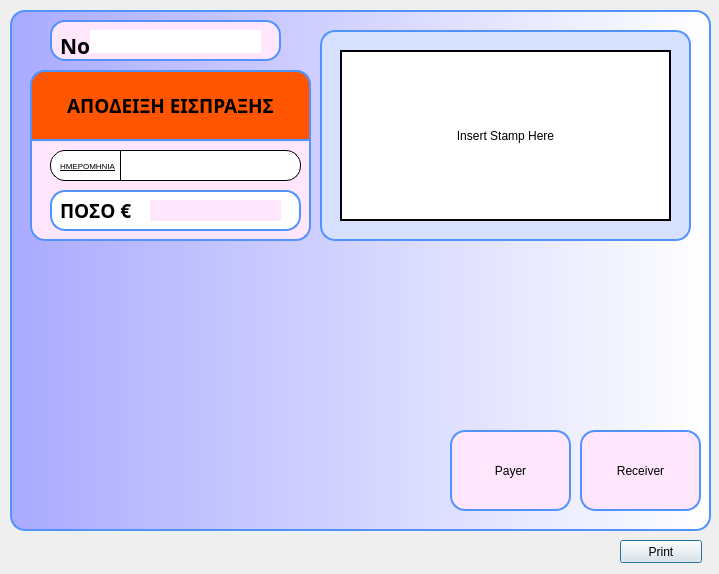
This is E_Receipts/receivemoneydialog.ui in MrRisoni/Gauss as Qt 5 draws it before an edit. The edited form follows.
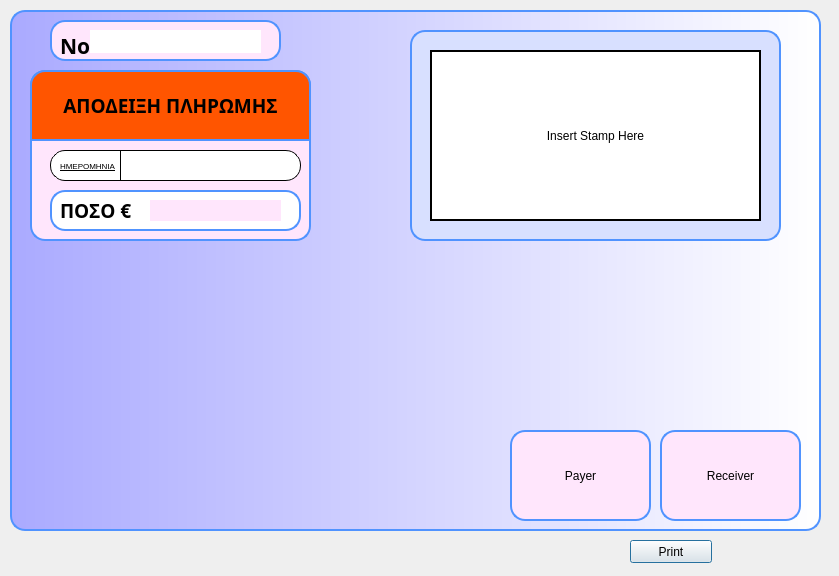
This is the edited form.

Commit message: enlarged e-receipts

Diff of the .ui file:
```diff
--- a/E_Receipts/receivemoneydialog.ui
+++ b/E_Receipts/receivemoneydialog.ui
@@ -6,8 +6,8 @@
    <rect>
     <x>0</x>
     <y>0</y>
-    <width>719</width>
-    <height>574</height>
+    <width>839</width>
+    <height>576</height>
    </rect>
   </property>
   <property name="windowTitle">
@@ -18,7 +18,7 @@
     <rect>
      <x>10</x>
      <y>10</y>
-     <width>701</width>
+     <width>811</width>
      <height>521</height>
     </rect>
    </property>
@@ -186,7 +186,7 @@
 </string>
      </property>
      <property name="text">
-      <string>ΑΠΟΔΕΙΞΗ ΕΙΣΠΡΑΞΗΣ</string>
+      <string>ΑΠΟΔΕΙΞΗ ΠΛΗΡΩΜΗΣ</string>
      </property>
      <property name="alignment">
       <set>Qt::AlignCenter</set>
@@ -334,7 +334,7 @@
    <widget class="QFrame" name="stampNoFrame">
     <property name="geometry">
      <rect>
-      <x>310</x>
+      <x>400</x>
       <y>20</y>
       <width>371</width>
       <height>211</height>
@@ -449,10 +449,10 @@
    <widget class="QLabel" name="labelPayer">
     <property name="geometry">
      <rect>
-      <x>440</x>
+      <x>500</x>
       <y>420</y>
-      <width>121</width>
-      <height>81</height>
+      <width>141</width>
+      <height>91</height>
      </rect>
     </property>
     <property name="styleSheet">
@@ -475,10 +475,10 @@
    <widget class="QLabel" name="labelReceiver">
     <property name="geometry">
      <rect>
-      <x>570</x>
+      <x>650</x>
       <y>420</y>
-      <width>121</width>
-      <height>81</height>
+      <width>141</width>
+      <height>91</height>
      </rect>
     </property>
     <property name="styleSheet">
@@ -502,7 +502,7 @@
   <widget class="QPushButton" name="pushPrint">
    <property name="geometry">
     <rect>
-     <x>620</x>
+     <x>630</x>
      <y>540</y>
      <width>82</width>
      <height>23</height>
```
